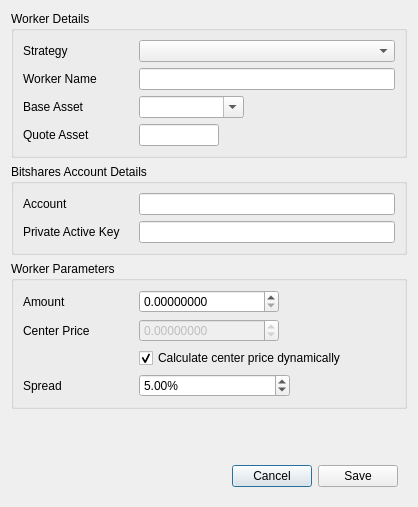
xeroc/stakemachine, file dexbot/views/ui/create_worker_window.ui: the form before one commit.
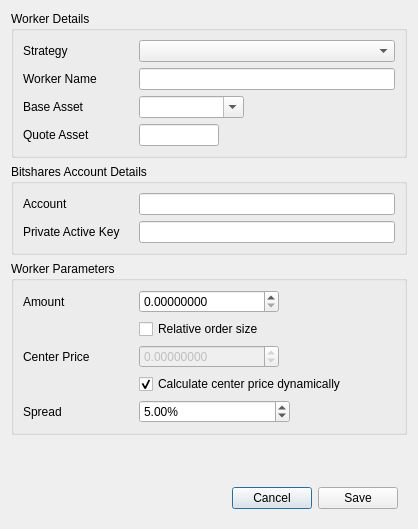
The form after the commit.

Commit message: Add relative orders size logic

Diff of the .ui file:
```diff
--- a/dexbot/views/ui/create_worker_window.ui
+++ b/dexbot/views/ui/create_worker_window.ui
@@ -7,7 +7,7 @@
     <x>0</x>
     <y>0</y>
     <width>418</width>
-    <height>507</height>
+    <height>529</height>
    </rect>
   </property>
   <property name="windowTitle">
@@ -239,7 +239,7 @@
         </property>
        </widget>
       </item>
-      <item row="1" column="0">
+      <item row="2" column="0">
        <widget class="QLabel" name="center_price_label">
         <property name="sizePolicy">
          <sizepolicy hsizetype="Maximum" vsizetype="Preferred">
@@ -267,7 +267,7 @@
         </property>
        </widget>
       </item>
-      <item row="1" column="1">
+      <item row="2" column="1">
        <widget class="QDoubleSpinBox" name="center_price_input">
         <property name="enabled">
          <bool>false</bool>
@@ -304,7 +304,7 @@
         </property>
        </widget>
       </item>
-      <item row="3" column="0">
+      <item row="4" column="0">
        <widget class="QLabel" name="spread_label">
         <property name="sizePolicy">
          <sizepolicy hsizetype="Maximum" vsizetype="Preferred">
@@ -332,7 +332,7 @@
         </property>
        </widget>
       </item>
-      <item row="3" column="1">
+      <item row="4" column="1">
        <widget class="QDoubleSpinBox" name="spread_input">
         <property name="sizePolicy">
          <sizepolicy hsizetype="Fixed" vsizetype="Fixed">
@@ -360,7 +360,7 @@
         </property>
        </widget>
       </item>
-      <item row="2" column="1">
+      <item row="3" column="1">
        <widget class="QCheckBox" name="center_price_dynamic_checkbox">
         <property name="text">
          <string>Calculate center price dynamically</string>
@@ -370,6 +370,13 @@
         </property>
        </widget>
       </item>
+      <item row="1" column="1">
+       <widget class="QCheckBox" name="relative_order_size_checkbox">
+        <property name="text">
+         <string>Relative order size</string>
+        </property>
+       </widget>
+      </item>
      </layout>
     </widget>
    </item>
```
Left out of the diff: 2 changed lines with no effect on the pictures. The commit also changes 5 other files.
